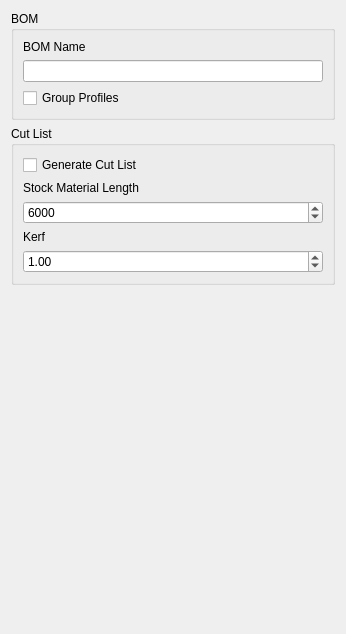
Before: the Qt Designer form freecad/frameforge/resources/ui/create_bom.ui in lukh/frameforge, drawn with Qt 5.
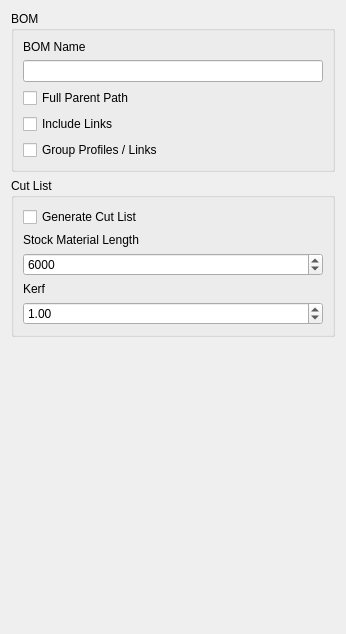
After: the same form once the commit is applied.

Commit message: full parent path opt

Diff of the .ui file:
```diff
--- a/freecad/frameforge/resources/ui/create_bom.ui
+++ b/freecad/frameforge/resources/ui/create_bom.ui
@@ -30,10 +30,24 @@
       <item>
        <widget class="QLineEdit" name="bom_name_te"/>
       </item>
+      <item>
+       <widget class="QCheckBox" name="full_parent_path">
+        <property name="text">
+         <string>Full Parent Path</string>
+        </property>
+       </widget>
+      </item>
+      <item>
+       <widget class="QCheckBox" name="include_links_cb">
+        <property name="text">
+         <string>Include Links</string>
+        </property>
+       </widget>
+      </item>
       <item>
        <widget class="QCheckBox" name="group_profiles_cb">
         <property name="text">
-         <string>Group Profiles</string>
+         <string>Group Profiles / Links</string>
         </property>
        </widget>
       </item>
```
The commit also changes 2 other files.
